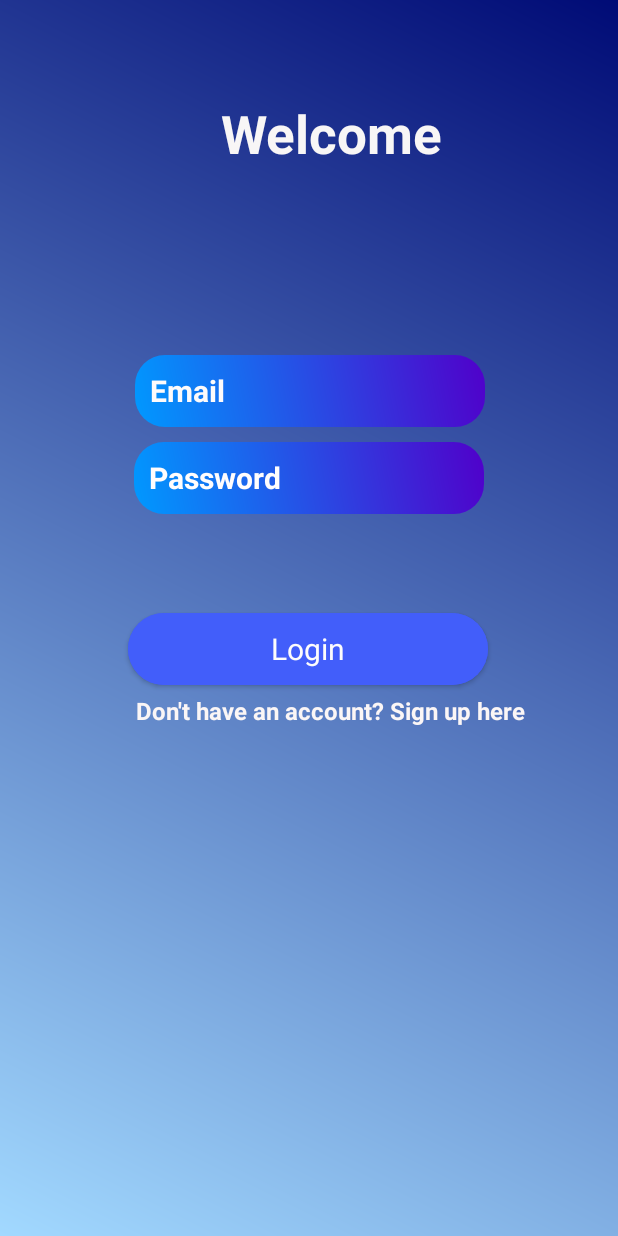
After one commit to BamunugeDR99/MAD_Project_Thunder6.2, an Android app: the login screen opened directly, with no data from a screen before it, on a phone screen of 412 x 824 dp. The commit adds this screen. Run offline under Robolectric (Android 15) with nearby library versions, the phone set to English and light mode, and no system bars.

Commit message:
Tharindu branch commit 11

```diff
--- a/app/src/main/AndroidManifest.xml
+++ b/app/src/main/AndroidManifest.xml
@@ -10,10 +10,10 @@
         android:supportsRtl="true"
         android:theme="@style/Theme.MAD_Group_Project">
         <activity
-            android:name=".write_review"
+            android:name=".login"
             android:exported="true" />
         <activity
-            android:name=".customer_reviews"
+            android:name=".write_review"
             android:exported="true">
             <intent-filter>
                 <action android:name="android.intent.action.MAIN" />
@@ -22,8 +22,11 @@
             </intent-filter>
         </activity>
         <activity
+            android:name=".customer_reviews"
+            android:exported="true"></activity>
+        <activity
             android:name=".your_reviews"
-            android:exported="true"></activity>
+            android:exported="true" />
         <activity
             android:name=".user_profile"
             android:exported="true" />
--- /dev/null
+++ b/app/src/main/java/com/example/mad_group_project/login.java
@@ -0,0 +1,14 @@
+package com.example.mad_group_project;
+
+import androidx.appcompat.app.AppCompatActivity;
+
+import android.os.Bundle;
+
+public class login extends AppCompatActivity {
+
+    @Override
+    protected void onCreate(Bundle savedInstanceState) {
+        super.onCreate(savedInstanceState);
+        setContentView(R.layout.activity_login);
+    }
+}
--- a/app/src/main/java/com/example/mad_group_project/write_review.java
+++ b/app/src/main/java/com/example/mad_group_project/write_review.java
@@ -3,12 +3,52 @@ package com.example.mad_group_project;
 import androidx.appcompat.app.AppCompatActivity;
 
 import android.os.Bundle;
+import android.text.TextUtils;
+import android.view.View;
+import android.widget.Button;
+import android.widget.EditText;
+import android.widget.Toast;
+
+import com.google.firebase.database.DatabaseReference;
+import com.google.firebase.database.FirebaseDatabase;
 
 public class write_review extends AppCompatActivity {
+
+    EditText review;
+    Button rev_btn;
+
+    writerev rev;
+
+    DatabaseReference db;
 
     @Override
     protected void onCreate(Bundle savedInstanceState) {
         super.onCreate(savedInstanceState);
         setContentView(R.layout.activity_write_review);
+
+        review = findViewById(R.id.review);
+
+        rev_btn = findViewById(R.id.rev_btn);
+
+        rev = new writerev();
+
     }
+
+    public void Save(View view){
+
+        db = FirebaseDatabase.getInstance().getReference().child("WriteReview");
+
+        if(TextUtils.isEmpty(review.getText().toString().trim())){
+            Toast.makeText(getApplicationContext(),"please enter the review", Toast.LENGTH_LONG).show();
+
+        }else {
+            rev.setReview(review.getText().toString().trim());
+
+//            db.push().setValue(rev);
+            db.child("WR2").setValue(rev);
+
+            Toast.makeText(getApplicationContext(),"successful insertion", Toast.LENGTH_LONG).show();
+        }
+    }
+
 }
--- /dev/null
+++ b/app/src/main/java/com/example/mad_group_project/writerev.java
@@ -0,0 +1,16 @@
+package com.example.mad_group_project;
+
+public class writerev {
+    private String Review;
+
+    public writerev() {
+    }
+
+    public String getReview() {
+        return Review;
+    }
+
+    public void setReview(String review) {
+        Review = review;
+    }
+}
--- /dev/null
+++ b/app/src/main/res/layout/activity_login.xml
@@ -0,0 +1,101 @@
+<?xml version="1.0" encoding="utf-8"?>
+<androidx.constraintlayout.widget.ConstraintLayout xmlns:android="http://schemas.android.com/apk/res/android"
+    xmlns:app="http://schemas.android.com/apk/res-auto"
+    xmlns:tools="http://schemas.android.com/tools"
+    android:layout_width="match_parent"
+    android:layout_height="match_parent"
+    android:background="@drawable/back_design"
+    tools:context=".login">
+
+    <TextView
+        android:id="@+id/text1"
+        android:layout_width="match_parent"
+        android:layout_height="wrap_content"
+        android:layout_marginStart="30dp"
+        android:layout_marginTop="65dp"
+        android:gravity="center"
+        android:text="Welcome"
+        android:textAppearance="@style/TextAppearance.AppCompat.Large"
+        android:textColor="#F8F6F6"
+        android:textSize="35sp"
+        android:textStyle="bold"
+        app:layout_constraintStart_toStartOf="parent"
+        app:layout_constraintTop_toTopOf="parent"
+        android:layout_marginLeft="30dp" />
+
+    <EditText
+        android:id="@+id/log_email"
+        android:layout_width="wrap_content"
+        android:layout_height="wrap_content"
+        android:layout_marginTop="124dp"
+        android:ems="10"
+        android:hint="Email"
+        android:background="@drawable/ed_design"
+        android:padding="10dp"
+        android:inputType="text"
+        android:minHeight="48dp"
+        android:textColor="#FFFCFC"
+        android:textColorHighlight="#FBF8F8"
+        android:textColorHint="#FDFBFB"
+        android:textSize="20sp"
+        android:textStyle="bold"
+        app:layout_constraintEnd_toEndOf="parent"
+        app:layout_constraintHorizontal_bias="0.502"
+        app:layout_constraintStart_toStartOf="parent"
+        app:layout_constraintTop_toBottomOf="@+id/text1" />
+
+    <EditText
+        android:id="@+id/log_pass"
+        android:layout_width="wrap_content"
+        android:layout_height="wrap_content"
+        android:layout_margin="10dp"
+        android:ems="10"
+        android:hint="Password"
+        android:inputType="textPassword"
+        android:background="@drawable/ed_design"
+        android:padding="10dp"
+        android:minHeight="48dp"
+        android:textColor="#FFFFFF"
+        android:textColorHint="#FFFDFD"
+        android:textSize="20sp"
+        android:textStyle="bold"
+        app:layout_constraintEnd_toEndOf="parent"
+        app:layout_constraintHorizontal_bias="0.5"
+        app:layout_constraintStart_toStartOf="parent"
+        app:layout_constraintTop_toBottomOf="@+id/log_email" />
+
+    <Button
+        android:id="@+id/log_btn"
+        android:layout_width="240dp"
+        android:layout_height="60dp"
+        android:layout_marginTop="60dp"
+        android:backgroundTint="#425EFA"
+        android:text="Login"
+        android:textAppearance="@style/TextAppearance.AppCompat.Medium"
+        android:textColor="#FDFCFC"
+        android:textColorLink="#3F51B5"
+        android:textSize="20sp"
+        app:cornerRadius="25dp"
+        app:layout_constraintEnd_toEndOf="parent"
+        app:layout_constraintHorizontal_bias="0.497"
+        app:layout_constraintStart_toStartOf="parent"
+        app:layout_constraintTop_toBottomOf="@+id/log_pass" />
+
+
+
+    <TextView
+        android:id="@+id/sign_txt"
+        android:layout_width="match_parent"
+        android:layout_height="wrap_content"
+        android:layout_marginStart="28dp"
+        android:textAppearance="@style/TextAppearance.AppCompat.Small"
+        android:text="Don't have an account? Sign up here"
+        android:gravity="center"
+        android:textColor="#FBF6F6"
+        android:textSize="16sp"
+        android:textStyle="bold"
+        app:layout_constraintStart_toStartOf="parent"
+        app:layout_constraintTop_toBottomOf="@+id/log_btn"
+        android:layout_marginLeft="28dp" />
+
+</androidx.constraintlayout.widget.ConstraintLayout>
--- a/app/src/main/res/layout/activity_write_review.xml
+++ b/app/src/main/res/layout/activity_write_review.xml
@@ -6,7 +6,7 @@
     android:layout_height="match_parent"
 
     android:background="#F8F8F5"
-    tools:context=".MainActivity">
+    tools:context=".write_review">
 
     <androidx.appcompat.widget.Toolbar
         android:id="@+id/toolbar"
@@ -43,7 +43,8 @@
         android:textSize="24sp"
         android:textStyle="bold"
         app:layout_constraintEnd_toEndOf="parent"
-        app:layout_constraintTop_toTopOf="@+id/toolbar" />
+        app:layout_constraintTop_toTopOf="@+id/toolbar"
+        android:layout_marginRight="112dp" />
 
     <TextView
         android:id="@+id/item_name"
@@ -57,7 +58,8 @@
         android:textSize="20sp"
         android:textStyle="bold"
         app:layout_constraintStart_toStartOf="parent"
-        app:layout_constraintTop_toBottomOf="@+id/toolbar" />
+        app:layout_constraintTop_toBottomOf="@+id/toolbar"
+        android:layout_marginLeft="16dp" />
 
     <androidx.cardview.widget.CardView
         android:id="@+id/cardView"
@@ -93,6 +95,7 @@
         android:layout_height="53dp"
         android:layout_marginTop="84dp"
         android:backgroundTint="#9969C8"
+        android:onClick="Save"
         android:text="Submit"
         android:textColor="#020202"
         app:cornerRadius="15dp"
```
